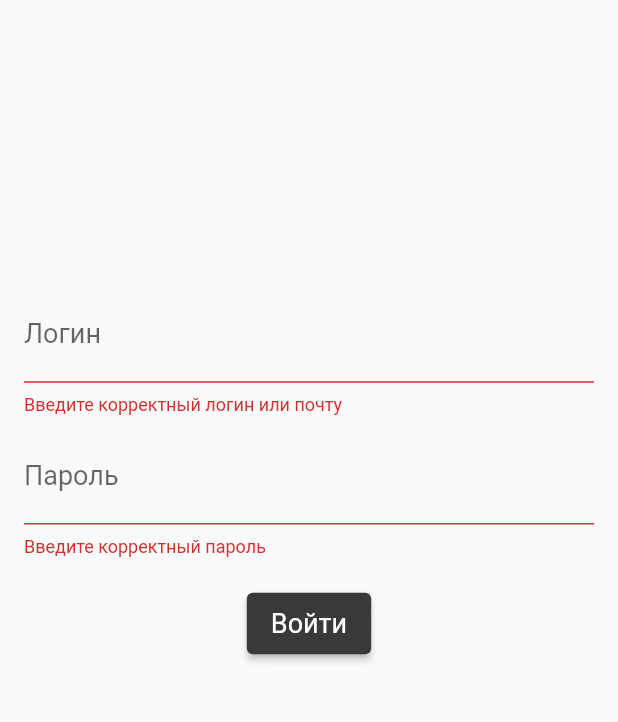
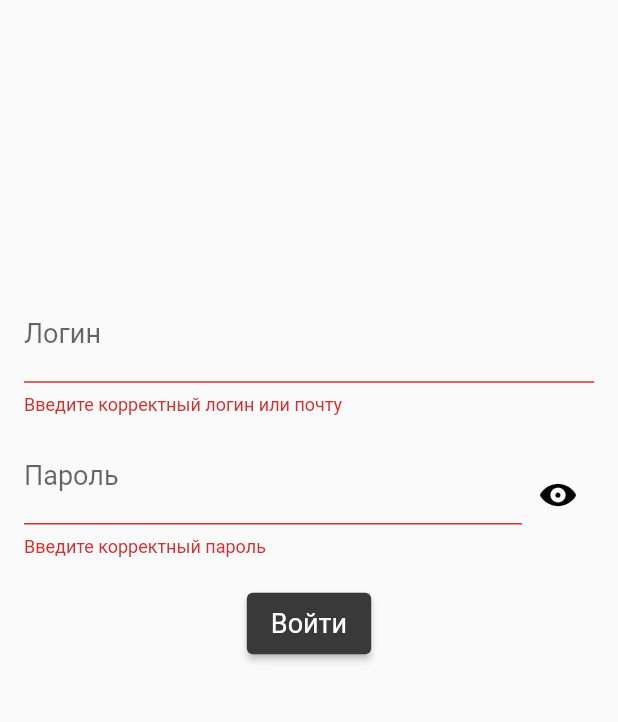
Before and after one commit to RealityFamily/repiton_flutter_app, a Flutter app: the screen it shows after launch, after a tap on "Войти", on a phone screen of 412 x 824 dp, the part 353-1075 px from its top. Run offline on Flutter 3.47's test engine with Material 2 defaults, Android fonts, the phone set to English and light mode, and no system bars; our stand-ins replace dio, file_picker, flutter_markdown, flutter_riverpod, get_it, image_picker and 2 more; missing offline and left inert: flutter_emoji, jitsi_meet, rocket_chat_connector_flutter; generated files the repository leaves out were written again.

Commit message:
Upgrading auth page

```diff
--- a/lib/screens/auth_screen.dart
+++ b/lib/screens/auth_screen.dart
@@ -1,21 +1,36 @@
+import 'package:flutter/cupertino.dart';
 import 'package:flutter/material.dart';
 import 'package:repiton/provider/root_provider.dart';
 
-class AuthScreen extends StatelessWidget {
-  AuthScreen({Key? key}) : super(key: key);
+class AuthScreen extends StatefulWidget {
+  const AuthScreen({Key? key}) : super(key: key);
 
+  @override
+  State<AuthScreen> createState() => _AuthScreenState();
+}
+
+class _AuthScreenState extends State<AuthScreen> {
   final _formKey = GlobalKey<FormState>();
+
   String login = "";
   String password = "";
 
-  void _authButtonPressed() {
+  bool isObscure = true;
+
+  Future<void> _authButtonPressed(BuildContext context) async {
     if (!_formKey.currentState!.validate()) return;
+
+    var result = false;
 
     _formKey.currentState!.save();
     if (login.contains("@")) {
-      RootProvider.getAuth().auth(null, login, password);
+      result = await RootProvider.getAuth().auth(null, login, password);
     } else {
-      RootProvider.getAuth().auth(login, null, password);
+      result = await RootProvider.getAuth().auth(login, null, password);
+    }
+
+    if (!result) {
+      ScaffoldMessenger.of(context).showSnackBar(const SnackBar(content: Text("Ошибка входа")));
     }
   }
 
@@ -56,11 +71,15 @@ class AuthScreen extends StatelessWidget {
                               validator: (value) =>
                                   value == null || value.isEmpty ? "Введите корректный логин или почту" : null,
                               onSaved: (value) => login = value ?? "",
+                              textInputAction: TextInputAction.next,
                             ),
                             const SizedBox(height: 10),
-                            TextFormField(
+                            Row(
+                              children: [
+                                Expanded(
+                                  child: TextFormField(
                                     style: const TextStyle(fontSize: 18),
-                              obscureText: true,
+                                    obscureText: isObscure,
                                     decoration: const InputDecoration(
                                       labelText: "Пароль",
                                     ),
@@ -68,9 +87,23 @@ class AuthScreen extends StatelessWidget {
                                         value == null || value.length <= 5 ? "Введите корректный пароль" : null,
                                     onSaved: (value) => password = value ?? "",
                                   ),
+                                ),
+                                IconButton(
+                                  onPressed: () {
+                                    setState(() {
+                                      isObscure = !isObscure;
+                                    });
+                                  },
+                                  icon: Icon(
+                                    isObscure ? CupertinoIcons.eye_fill : CupertinoIcons.eye_slash_fill,
+                                    color: Colors.black,
+                                  ),
+                                ),
+                              ],
+                            ),
                             const SizedBox(height: 20),
                             ElevatedButton(
-                              onPressed: _authButtonPressed,
+                              onPressed: () => _authButtonPressed(context),
                               style: ElevatedButton.styleFrom(
                                 textStyle: const TextStyle(fontSize: 18),
                                 padding: const EdgeInsets.symmetric(vertical: 10, horizontal: 16),
```
Lines whose indentation alone changed are shown as unchanged.
